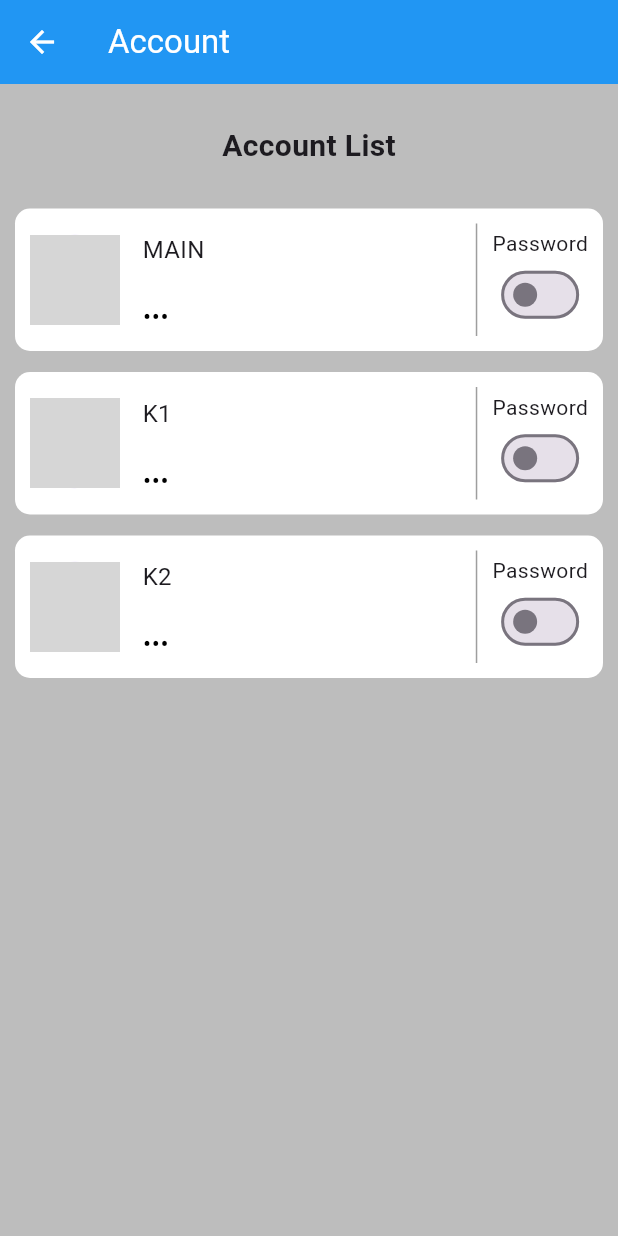
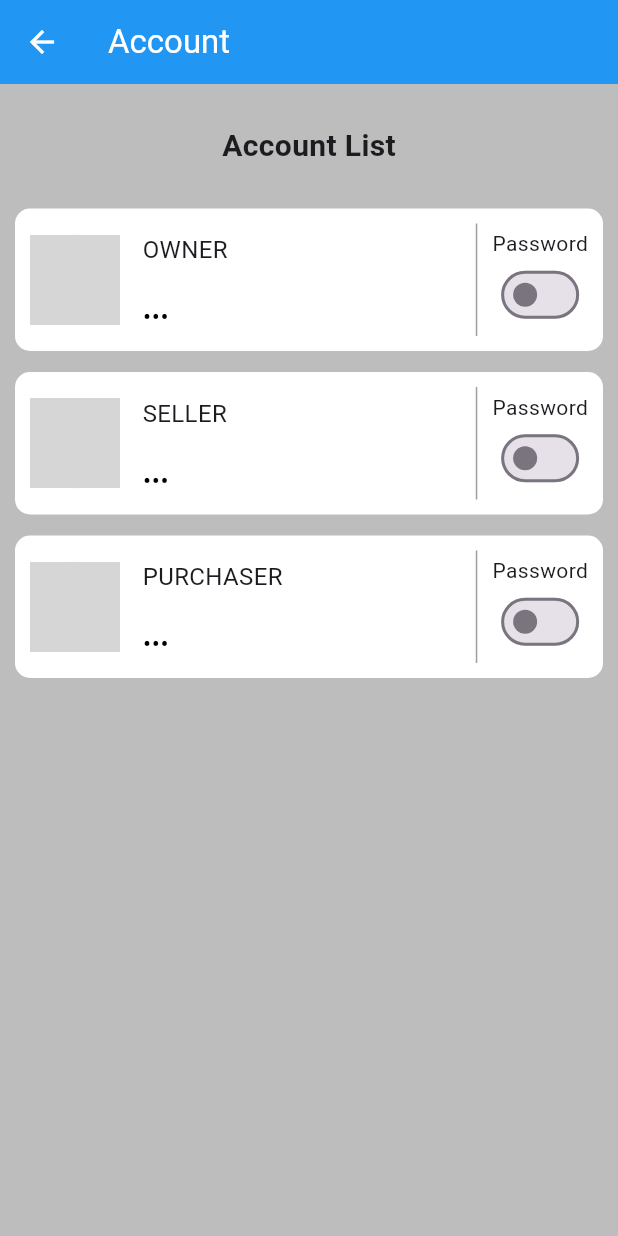
Before and after one commit to Delwinnn/Flutter-Normal, a Flutter app: the AccountView screen opened directly, on a phone screen of 412 x 824 dp. Run offline on Flutter 3.47's test engine with Material 3 defaults, Android fonts, the phone set to English and light mode, and no system bars; network calls fail; grey boxes are pictures that could not be loaded.

Commit message:
ganti nama function

```diff
--- a/lib/AddTransactionPage.dart
+++ b/lib/AddTransactionPage.dart
@@ -408,7 +408,7 @@ class _AddTransactionState extends State<AddTransaction> {
                         onPressed: () {
                           setState(() {
                             List alldata = [DateFormat("dd-MM-yyyy").format(date),name.text,ordered,total,jenis];
-                            Provider.of<ProviderGudang>(context,listen: false).addPurchase(alldata,context);
+                            Provider.of<ProviderGudang>(context,listen: false).addTransaction(alldata,context);
                           });
                         },
                         style: ElevatedButton.styleFrom(
--- a/lib/component/data.dart
+++ b/lib/component/data.dart
@@ -30,7 +30,7 @@ class ProviderGudang extends ChangeNotifier{
     usinguser: "",
     key: "Hello",
     user: [
-      ["MAIN","K1","K2"],
+      ["OWNER","SELLER","PURCHASER"],
       ["+62","123","456"],
        [
         "https://encrypted-tbn0.gstatic.com/images?q=tbn:ANd9GcTIgp6aJcoa9_mornRyWV1vDfEVlkN9mPImV4x-uz1XYQ&s",
@@ -50,32 +50,32 @@ class ProviderGudang extends ChangeNotifier{
     ],
     salescode: 3,
     sales: [
-      ["S000001","05-03-2024","Jokiiii","K1",
+      ["S000001","05-03-2024","Jokiiii","SELLER",
       [["https://down-id.img.susercontent.com/file/id-11134207-7r992-lsct022cl52179","EKL Hanger Baju Merah",22000,70],
       ["https://down-id.img.susercontent.com/file/id-11134207-7r992-lsct022cjqhl13","EKL Ember Cor Plastik Hijau",15000,50]],
       2290000],
-      ["S000002","10-03-2024","Bobyyyy","K2",
+      ["S000002","10-03-2024","Bobyyyy","SELLER",
       [["https://down-id.img.susercontent.com/file/id-11134207-7r98z-lti1e8325da029","OllO Keran Air Putar PVC Premium ukuran 1/2",30000,50],
       ["https://down-id.img.susercontent.com/file/id-11134207-7r98y-lthnk07b51xe03","OllO Keran Air PVC Premium Ukuran 1/2",30000,100]],
       4500000],
-      ["S000003","20-03-2024","Pinyyyy","K2",
+      ["S000003","20-03-2024","Pinyyyy","OWNER",
       [["https://down-id.img.susercontent.com/file/id-11134207-7r98u-lt7kukaiu8ue77","Raskam Plastik PVC EKL Premium Quality",60000,80],
       ["https://down-id.img.susercontent.com/file/id-11134207-7r98r-lsct022cibx568","EKL Gantungan Baju Lidi Plastik",18000,70],],
       6060000],
     ],
     purchasecode: 3,
     purchase: [
-      ["P000001","05-03-2024","Budiiiii","K2",
+      ["P000001","05-03-2024","Budiiiii","PURCHASER",
       [["https://down-id.img.susercontent.com/file/id-11134207-7r992-lsct022cl52179","EKL Hanger Baju Merah",15000,300],
       ["https://down-id.img.susercontent.com/file/id-11134207-7r992-lsct022cjqhl13","EKL Ember Cor Plastik Hijau",15000,300],
       ["https://down-id.img.susercontent.com/file/id-11134207-7r98r-lsct022cibx568","EKL Gantungan Baju Lidi Plastik",12000,300]],
       12600000],
-      ["P000002","09-03-2024","Andiiiii","K1",
+      ["P000002","09-03-2024","Andiiiii","OWNER",
       [["https://down-id.img.susercontent.com/file/id-11134207-7r98v-lsct022cgxmu09","EKL Baskom Plastik 042 Ukuran Sedang",30000,300],
       ["https://down-id.img.susercontent.com/file/id-11134207-7r98u-lt7kukaiu8ue77","Raskam Plastik PVC EKL Premium Quality",35000,300],
       ["https://down-id.img.susercontent.com/file/id-11134207-7r990-lsct022cny6xe5","EKL Baskom Plastik 783 Ukuran Besar",45000,300]],
       33000000],
-      ["P000003","11-03-2024","Rianaaaa","K2",
+      ["P000003","11-03-2024","Rianaaaa","PURCHASER",
       [["https://down-id.img.susercontent.com/file/id-11134207-7r98y-lthnk07b51xe03","OllO Keran Air PVC Premium Ukuran 1/2",25000,300],
       ["https://down-id.img.susercontent.com/file/id-11134207-7r98z-lti1e8325da029","OllO Keran Air Putar PVC Premium ukuran 1/2",25000,300]],
       15000000],
@@ -173,8 +173,7 @@ void updatePassword(String username, String oldPassword, String newPassword) {
     notifyListeners();
   }
 
-  void addPurchase(List dataorder, BuildContext context) {
-
+  void addTransaction(List dataorder, BuildContext context) {
     if (dataorder[2].length==0) {
       showDialog(
         context: context,
@@ -237,11 +236,6 @@ void updatePassword(String username, String oldPassword, String newPassword) {
     }
     notifyListeners();
   }
-
-  void addSales(List x) {
-    Gudang.sales.add(x);
-    notifyListeners();
-  }
 }
 
 List<dynamic> listfitur = [[
```
